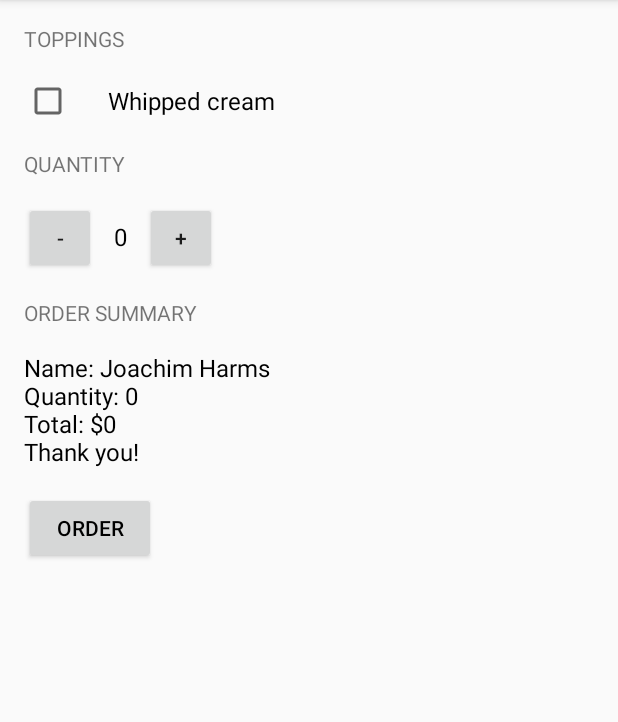
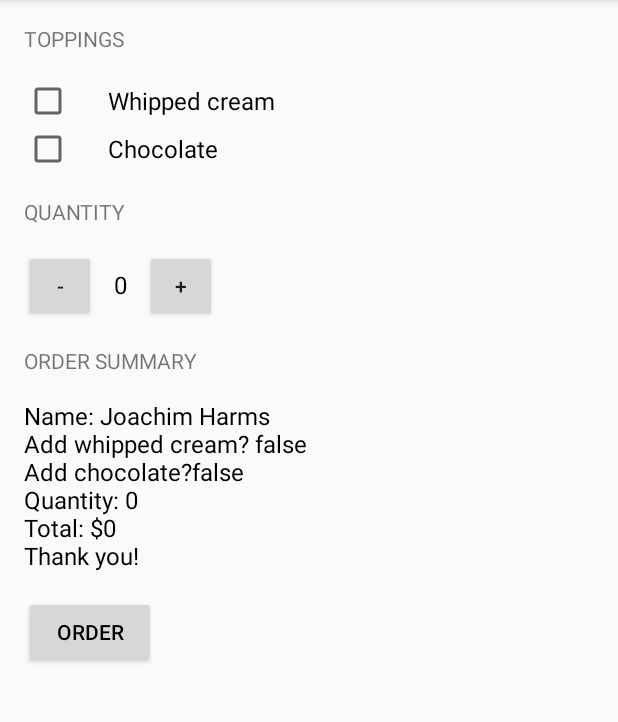
Before and after one commit to joachimharms/JustJava, an Android app: the screen it shows after launch (MainActivity), after a tap on "ORDER", on a phone screen of 412 x 824 dp, the part 84-806 px from its top. Run offline under Robolectric (Android 15) with nearby library versions, the phone set to English and light mode, and no system bars.

Commit message:
Add checkbox for chocolate - done

```diff
--- a/app/src/main/java/com/example/android/justjava/MainActivity.java
+++ b/app/src/main/java/com/example/android/justjava/MainActivity.java
@@ -9,12 +9,16 @@ package com.example.android.justjava;
 
 import android.os.Bundle;
 import android.support.v7.app.AppCompatActivity;
+import android.util.Log;
 import android.view.View;
+import android.widget.CheckBox;
 import android.widget.TextView;
 
 import java.text.NumberFormat;
 
+import static android.R.id.checkbox;
 import static android.R.id.message;
+import static android.icu.lang.UCharacter.GraphemeClusterBreak.L;
 
 /**
  * This app displays an order form to order coffee.
@@ -38,6 +42,9 @@ public class MainActivity extends AppCompatActivity
     {
         int price = calculatePrice();
         displayMessage(orderSummary(price));
+
+        Log.i("MainActivity", "Has topping: " + checkTopping());
+
     }
 
     /**
@@ -53,8 +60,30 @@ public class MainActivity extends AppCompatActivity
 
     private String orderSummary(int priceOfOrder)
     {
-        String ans = "Name: Joachim Harms\nQuantity: " + quantity + "\nTotal: $" + calculatePrice() + " \nThank you!";
+        String ans = "Name: Joachim Harms";
+        ans += "\nAdd whipped cream? " + checkTopping();
+        ans += "\nAdd chocolate?" + checkChocolate();
+        ans += "\nQuantity: " + quantity;
+        ans += "\nTotal: $" + calculatePrice();
+        ans += "\nThank you!";
         return ans;
+    }
+
+    public boolean checkTopping()
+    {
+        boolean hasTopping = true;
+        CheckBox checkBox = (CheckBox) findViewById(R.id.checkbox_view);
+        hasTopping = checkBox.isChecked();
+        // Log.i("MainActivity", "Value: " + hasTopping);
+        return hasTopping;
+    }
+
+    public boolean checkChocolate()
+    {
+        boolean hasChocolate = true;
+        CheckBox chocolateCheckBox = (CheckBox) findViewById(R.id.chocolate_view);
+        hasChocolate = chocolateCheckBox.isChecked();
+        return hasChocolate;
     }
 
     // This method is called when the increment button is clicked.
--- a/app/src/main/res/layout/activity_main.xml
+++ b/app/src/main/res/layout/activity_main.xml
@@ -1,11 +1,15 @@
 <?xml version="1.0" encoding="utf-8"?>
-<LinearLayout xmlns:android="http://schemas.android.com/apk/res/android"
+
+<ScrollView xmlns:android="http://schemas.android.com/apk/res/android"
             xmlns:tools="http://schemas.android.com/tools"
             android:layout_width="match_parent"
             android:layout_height="match_parent"
-              android:orientation="vertical"
             tools:context="com.udacity.myapplication.MainActivity">
 
+    <LinearLayout
+        android:layout_width="match_parent"
+        android:layout_height="match_parent"
+        android:orientation="vertical">
 
         <TextView
             android:layout_width="wrap_content"
@@ -14,9 +18,7 @@
             android:paddingLeft="16dp"
             android:paddingTop="16dp"
             android:text="Toppings"
-        android:textAllCaps="true"
-        />
-
+            android:textAllCaps="true"/>
 
         <CheckBox
             android:id="@+id/checkbox_view"
@@ -26,9 +28,19 @@
             android:paddingLeft="24dp"
             android:text="Whipped cream"
             android:textAllCaps="false"
+            android:textSize="16sp"/>
+
+        <CheckBox
+            android:id="@+id/chocolate_view"
+            android:layout_width="wrap_content"
+            android:layout_height="wrap_content"
+            android:layout_marginLeft="16dp"
+            android:paddingLeft="24dp"
+            android:text="Chocolate"
+            android:textAllCaps="false"
             android:textSize="16sp"
+
             />
-
 
         <TextView
             android:layout_width="wrap_content"
@@ -42,8 +54,7 @@
         <LinearLayout
             android:layout_width="match_parent"
             android:layout_height="wrap_content"
-        android:orientation="horizontal"
-        >
+            android:orientation="horizontal">
 
             <Button
                 android:id="@+id/button2"
@@ -99,3 +110,4 @@
             android:textAllCaps="true"
             android:textColor="#000000"/>
     </LinearLayout>
+</ScrollView>
```
Also changed, not shown: app/gradle/wrapper/gradle-wrapper.properties (added), 21 other files. Lines whose indentation alone changed are shown as unchanged.
